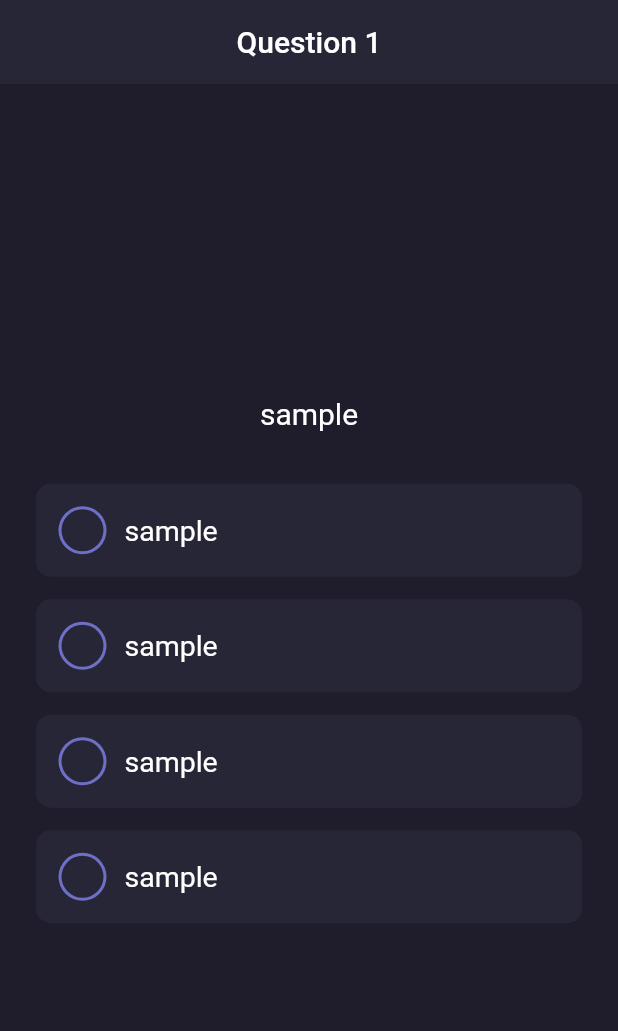
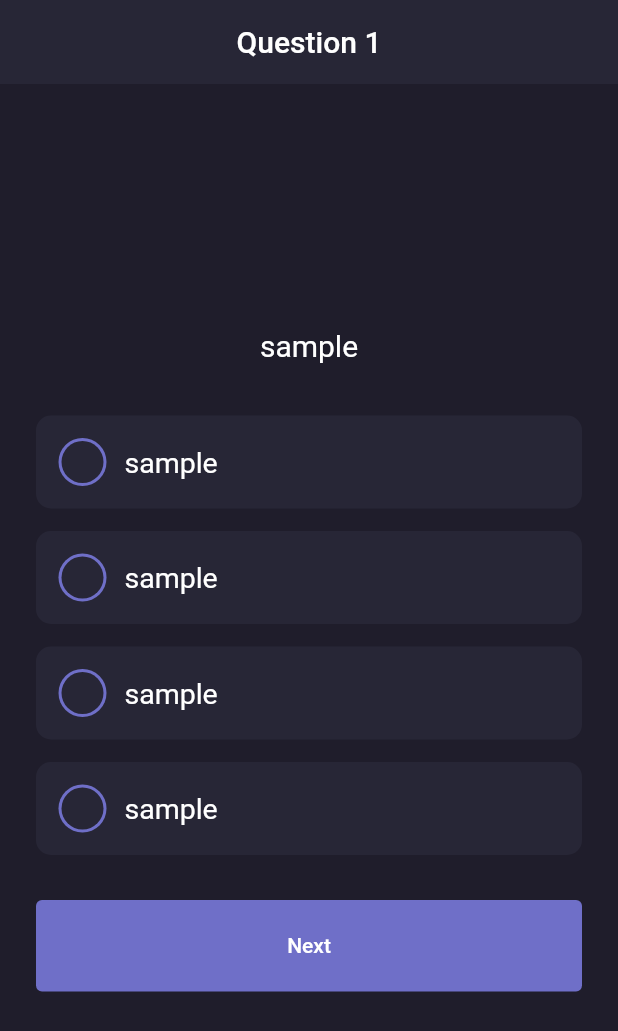
Before and after one commit to octoi/quiz-app, a Flutter app: the screen it shows after launch, after a tap on "Start Quiz", on a phone screen of 412 x 824 dp. Shown: the top 1031 px of the screen. Run offline on Flutter 3.47's test engine with Material 2 defaults, Android fonts, the phone set to English and light mode, and no system bars; our stand-ins replace html_unescape; network calls fail; statements that could not run were skipped.

Commit message:
next button

```diff
--- a/lib/screens/question_screen.dart
+++ b/lib/screens/question_screen.dart
@@ -22,7 +22,6 @@ class QuestionScreen extends StatefulWidget {
 class _QuestionScreenState extends State<QuestionScreen> {
   int clickedIndex = -1;
   int score = 0;
-
   bool isLastQuestion = false;
   bool isCompleted = false;
   Question question = Question(
@@ -34,6 +33,9 @@ class _QuestionScreenState extends State<QuestionScreen> {
   @override
   void initState() {
     super.initState();
+    if (widget.index + 1 == widget.questions.length) {
+      isLastQuestion = true;
+    }
     question = widget.questions[widget.index];
     score = widget.score;
   }
@@ -90,9 +92,36 @@ class _QuestionScreenState extends State<QuestionScreen> {
                   ),
                 ),
                 SizedBox(height: 20.0),
-                Column(
-                  children: getOptions(),
-                )
+                Column(children: getOptions()),
+                SizedBox(height: 30.0),
+                TextButton(
+                  style: TextButton.styleFrom(
+                    primary: appPrimaryColor,
+                    backgroundColor: appPrimaryAccentColor,
+                  ),
+                  onPressed: () async {
+                    Navigator.pushReplacement(
+                      context,
+                      MaterialPageRoute(builder: (BuildContext context) {
+                        return QuestionScreen(
+                          index: widget.index + 1,
+                          score: score,
+                          questions: widget.questions,
+                        );
+                      }),
+                    );
+                  },
+                  child: Container(
+                    width: double.infinity,
+                    height: 45.0,
+                    child: Center(
+                      child: Text(
+                        'Next',
+                        style: TextStyle(color: Colors.white),
+                      ),
+                    ),
+                  ),
+                ),
               ],
             ),
           ),
```
